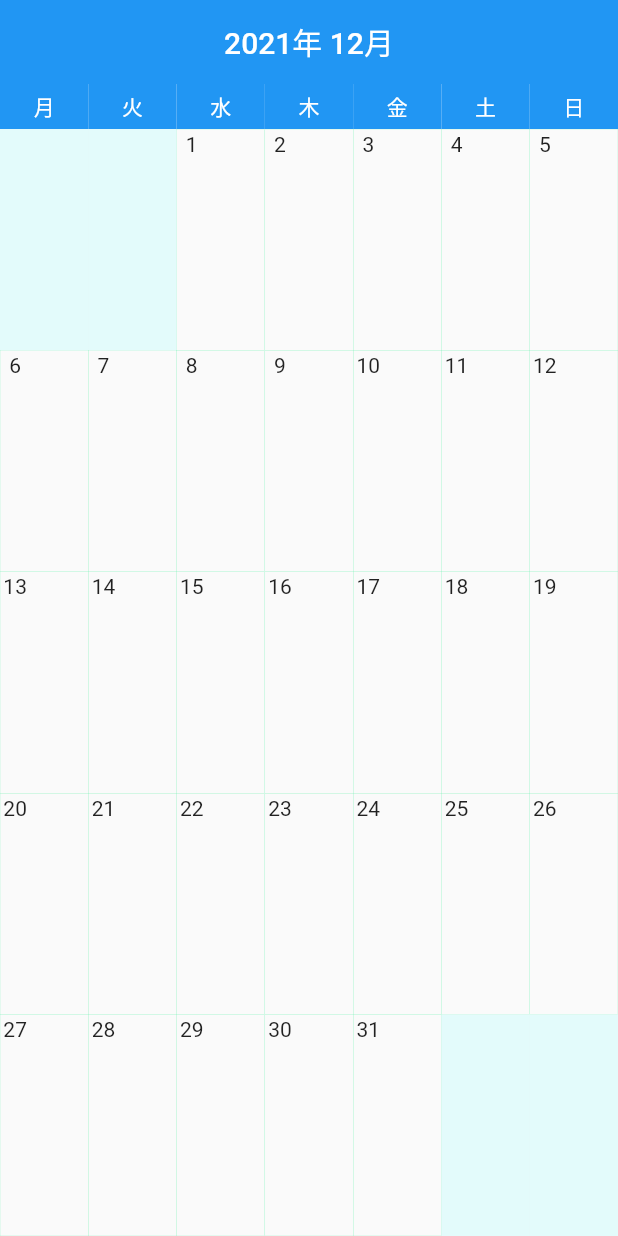
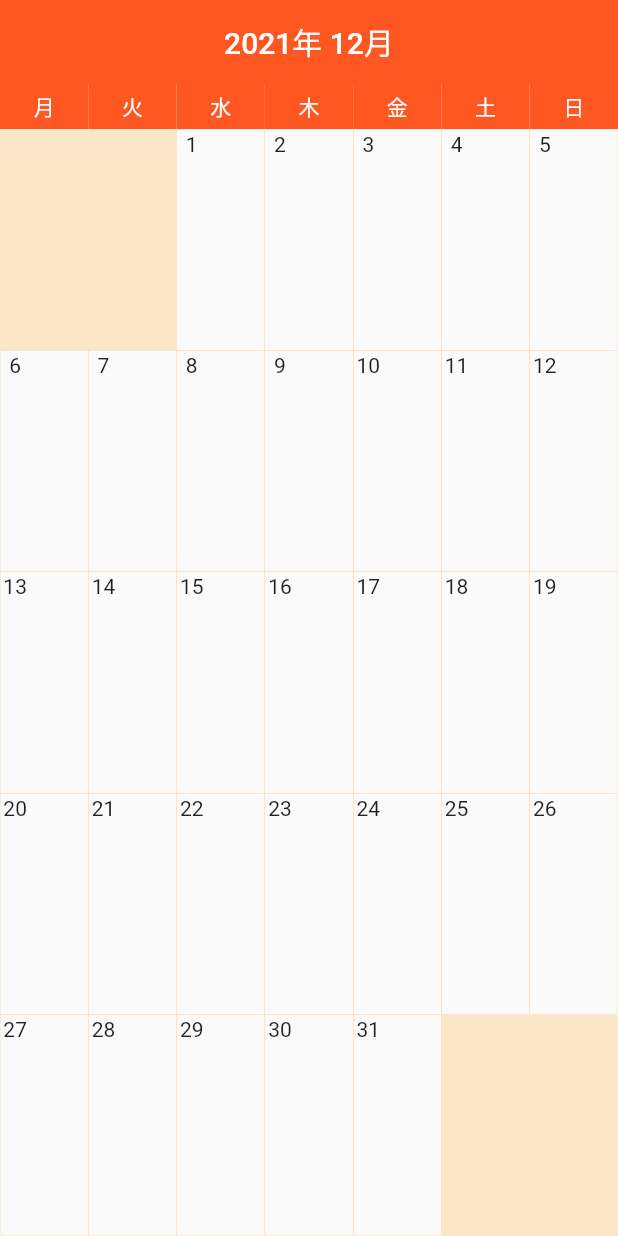
Before and after one commit to tomohiro1024/Calendar, a Flutter app: the screen it shows after launch, on a phone screen of 412 x 824 dp. Run offline on Flutter 3.47's test engine with Material 2 defaults, Android fonts, the phone set to English and light mode, and no system bars.

Commit message:
カレンダーのUI完成（仮）

```diff
--- a/lib/calendar/calendar.dart
+++ b/lib/calendar/calendar.dart
@@ -22,11 +22,42 @@ class _CalendarState extends State<Calendar> {
     '日',
   ];
 
+  // 現在より過去のカレンダーを表示するためのコントローラー
+  PageController _pageController = PageController();
+
+  // indexの初期値
+  int initialIndex = 3;
+
+  int monthDuration = 0;
+
+  // カレンダーの初期位置（2022年1月1日）
+  DateTime firstDay = DateTime(2021, 1, 1);
+
+  @override
+  void initState() {
+    super.initState();
+
+    initialIndex =
+        (_now.year - firstDay.year) * 12 + (_now.month - firstDay.month);
+
+    _pageController = PageController(initialPage: initialIndex);
+
+    // ページをスクロールしたかどうか感知する
+    _pageController.addListener(() {
+      monthDuration = (_pageController.page! - initialIndex).round();
+      // ページをスクロールした場合画面を切り替える
+      setState(() {});
+    });
+  }
+
+  // ↑はビルドが実行される前の状態
+  // ビルドをした場合下記のコードが実行される
   @override
   Widget build(BuildContext context) {
     return Scaffold(
       appBar: AppBar(
-        title: Text('${DateFormat('yyyy年 M月').format(_now)}'),
+        title: Text(
+            '${DateFormat('yyyy年 M月').format(DateTime(_now.year, _now.month + monthDuration, 1))}'),
         centerTitle: true,
         elevation: 0,
       ),
@@ -56,15 +87,23 @@ class _CalendarState extends State<Calendar> {
   }
 
   Widget buildContainer() {
+    // ページをスワイプさせる
+    return PageView.builder(
+      controller: _pageController,
+      itemBuilder: (context, index) {
+        // index(3) - initialIndex(3) = 0で今月のカレンダーを表示する。
+        int _monthDuration = index - initialIndex;
+
         List<Widget> _list = [];
         List<Widget> _listCathe = [];
 
         // 現在の月の1日
-    DateTime _date = DateTime(_now.year, _now.month, 1);
+        DateTime _date = DateTime(_now.year, _now.month + _monthDuration, 1);
 
         // 現在の時刻の月を来月の1日から1日引いた数を最終日と設定する
-    int monthLastNumbar =
-        DateTime(_now.year, _now.month + 1, 1).add(Duration(days: -1)).day;
+        int monthLastNumbar = DateTime(_date.year, _date.month + 1, 1)
+            .add(Duration(days: -1))
+            .day;
 
         // リストに日にちを表示
         for (int i = 0; i < monthLastNumbar; i++) {
@@ -87,7 +126,7 @@ class _CalendarState extends State<Calendar> {
                   ],
                 ),
                 decoration: BoxDecoration(
-                border: Border.all(width: 0.1, color: Colors.greenAccent)),
+                    border: Border.all(width: 0.1, color: Colors.orangeAccent)),
               ),
             ),
           );
@@ -101,7 +140,7 @@ class _CalendarState extends State<Calendar> {
               for (int j = 0; j < repeatNumber; j++) {
                 _listCathe.add(Expanded(
                   child: Container(
-                color: Colors.cyanAccent.withOpacity(0.1),
+                    color: Colors.orange.withOpacity(0.2),
                   ),
                 ));
               }
@@ -111,7 +150,7 @@ class _CalendarState extends State<Calendar> {
                     0,
                     Expanded(
                       child: Container(
-                    color: Colors.cyanAccent.withOpacity(0.1),
+                        color: Colors.orange.withOpacity(0.2),
                       ),
                     ));
               }
@@ -131,5 +170,7 @@ class _CalendarState extends State<Calendar> {
         return Column(
           children: _list,
         );
+      },
+    );
   }
 }
--- a/lib/main.dart
+++ b/lib/main.dart
@@ -14,7 +14,7 @@ class MyApp extends StatelessWidget {
     return MaterialApp(
       title: 'Flutter Demo',
       theme: ThemeData(
-        primarySwatch: Colors.blue,
+        primarySwatch: Colors.deepOrange,
       ),
       home: const Calendar(),
       debugShowCheckedModeBanner: false,
```
Lines whose indentation alone changed are shown as unchanged.
